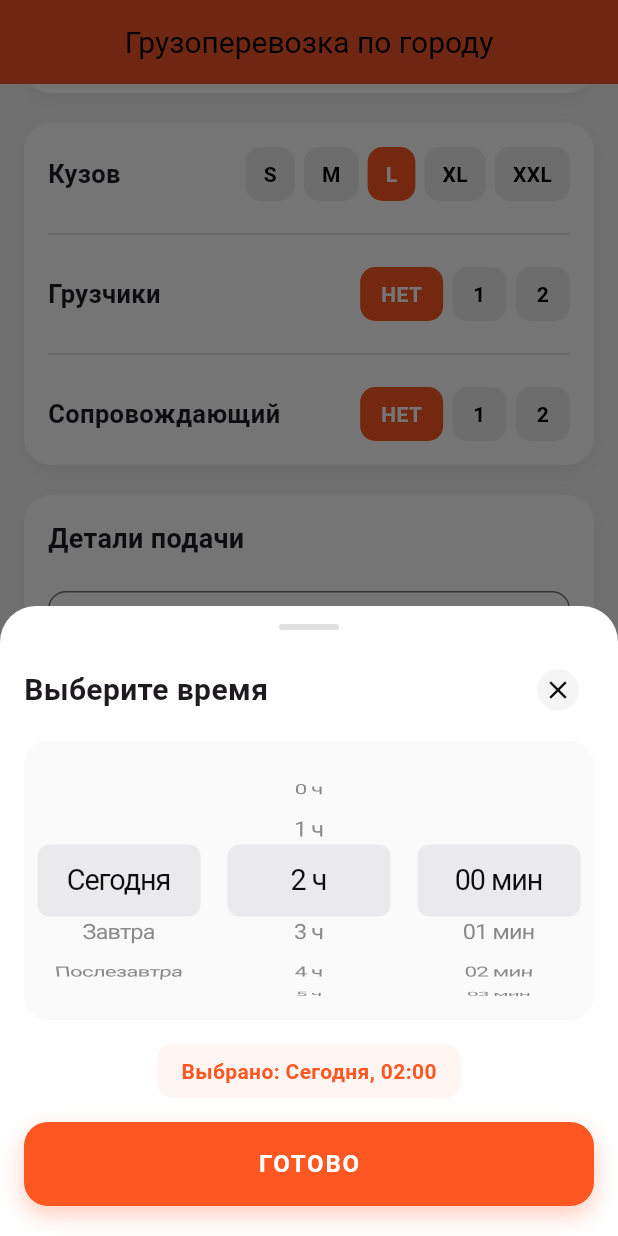
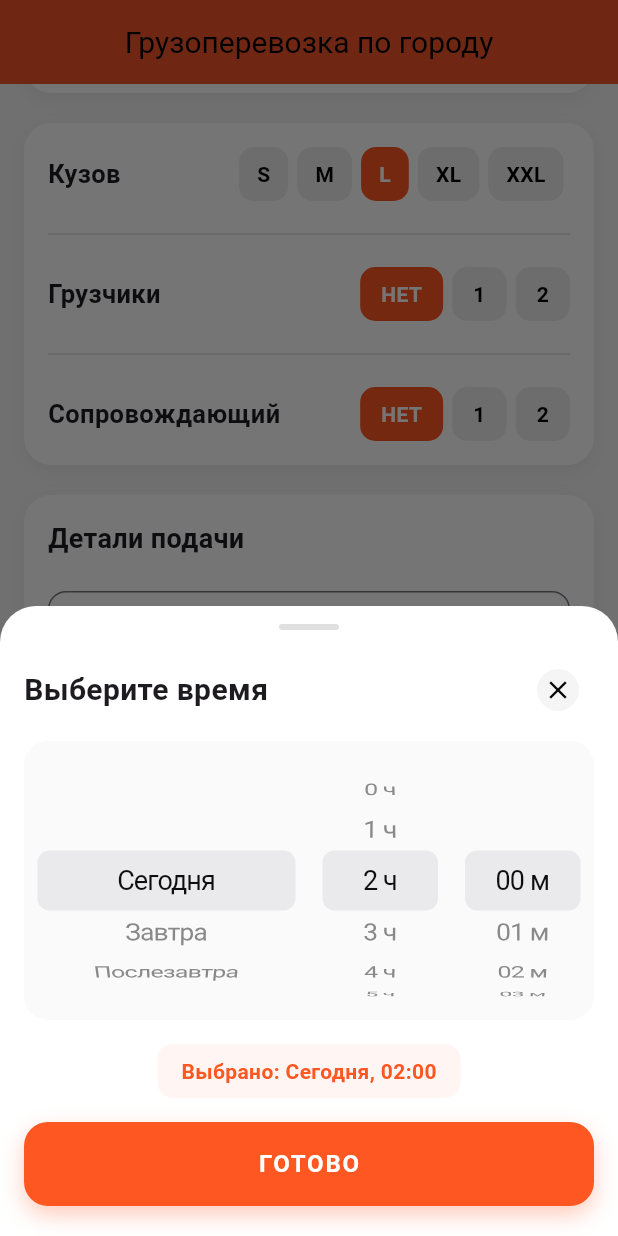
Before and after one commit to Andreyy320/delivery-app-client, a Flutter app: the MejCityCargoDetailsScreen screen opened directly, scrolled down 344 dp, after a tap on "Заказать ко времени", on a phone screen of 412 x 824 dp. Run offline on Flutter 3.47's test engine with Material 3 defaults, Android fonts, the light colour scheme and no system bars; our stand-ins replace cloud_firestore, firebase_auth, firebase_core, firebase_messaging, flutter_local_notifications, flutter_map and 2 more; accounts and stored records are empty.

```diff
--- a/lib/screens/Dostavka/MejGorod.dart
+++ b/lib/screens/Dostavka/MejGorod.dart
@@ -158,7 +158,10 @@ class _MejCityCargoDetailsScreenState extends State<MejCityCargoDetailsScreen> {
                       ),
                       child: Row(
                         children: [
-                          _buildPicker(
+                          // Дни (даем больше места через Expanded flex)
+                          Expanded(
+                            flex: 2, // 🎯 Занимает 50% ширины ряда
+                            child: _buildPicker(
                               initialItem: selectedDayIndex,
                               items: days.map((d) => d).toList(),
                               onChanged: (index) {
@@ -166,7 +169,11 @@ class _MejCityCargoDetailsScreenState extends State<MejCityCargoDetailsScreen> {
                                 setState(() => timeSelected = true);
                               },
                             ),
-                          _buildPicker(
+                          ),
+                          // Часы
+                          Expanded(
+                            flex: 1, // 🎯 Занимает 25%
+                            child: _buildPicker(
                               initialItem: selectedHour,
                               items: List.generate(24, (i) => '$i ч'),
                               onChanged: (index) {
@@ -174,19 +181,23 @@ class _MejCityCargoDetailsScreenState extends State<MejCityCargoDetailsScreen> {
                                 setState(() => timeSelected = true);
                               },
                             ),
-                          _buildPicker(
+                          ),
+                          // Минуты
+                          Expanded(
+                            flex: 1, // 🎯 Занимает 25%
+                            child: _buildPicker(
                               initialItem: selectedMinute,
-                            items: List.generate(60, (i) => '${i.toString().padLeft(2, '0')} мин'),
+                              items: List.generate(60, (i) => '${i.toString().padLeft(2, '0')} м'), // Сократил "мин" до "м" для экономии места
                               onChanged: (index) {
                                 setModalState(() => selectedMinute = index);
                                 setState(() => timeSelected = true);
                               },
                             ),
+                          ),
                         ],
                       ),
                     ),
                   ),
-
                   const SizedBox(height: 16),
 
                   // Текущий выбор
@@ -243,21 +254,27 @@ class _MejCityCargoDetailsScreenState extends State<MejCityCargoDetailsScreen> {
   }
 
 // Вспомогательный метод для чистого кода пикера
-  Widget _buildPicker({required int initialItem, required List<String> items, required ValueChanged<int> onChanged}) {
-    return Expanded(
-      child: CupertinoPicker(
+  Widget _buildPicker({
+    required int initialItem,
+    required List<String> items,
+    required ValueChanged<int> onChanged,
+  }) {
+    return CupertinoPicker(
+      scrollController: FixedExtentScrollController(initialItem: initialItem),
       itemExtent: 40,
-        magnification: 1.2,
-        useMagnifier: true,
-        scrollController: FixedExtentScrollController(initialItem: initialItem),
       onSelectedItemChanged: onChanged,
-        children: items.map((text) => Center(
+      children: items.map((item) => Center(
+        child: Padding(
+          padding: const EdgeInsets.symmetric(horizontal: 4),
+          child: FittedBox( // 🎯 Сжимает текст "Послезавтра", если он всё равно не влез
+            fit: BoxFit.scaleDown,
             child: Text(
-            text,
-            style: const TextStyle(fontSize: 16, fontWeight: FontWeight.w400),
+              item,
+              style: const TextStyle(fontSize: 18),
+            ),
+          ),
         ),
       )).toList(),
-      ),
     );
   }
 
@@ -549,17 +566,29 @@ class _MejCityCargoDetailsScreenState extends State<MejCityCargoDetailsScreen> {
     required String title,
     required List<String> options,
     required String selected,
-    required Function(String) onSelect,
+    required ValueChanged<String> onSelect,
   }) {
     return Row(
       children: [
         Expanded(
-          child: Text(title,
-              style: const TextStyle(fontSize: 17, fontWeight: FontWeight.bold)),
+          flex: 1,
+          child: FittedBox(
+            fit: BoxFit.scaleDown,
+            alignment: Alignment.centerLeft,
+            child: Text(
+                title,
+                style: const TextStyle(fontSize: 17, fontWeight: FontWeight.bold)
             ),
-        Row(
+          ),
+        ),
+        const SizedBox(width: 8),
+        Expanded(
+          flex: 2, // Даем больше места кнопкам выбора
+          child: SingleChildScrollView(
+            scrollDirection: Axis.horizontal,
+            child: Row(
               children: options.map((opt) {
-            final isSelected = opt == selected;
+                bool isSelected = selected == opt;
                 return GestureDetector(
                   onTap: () => onSelect(opt),
                   child: Container(
@@ -572,11 +601,15 @@ class _MejCityCargoDetailsScreenState extends State<MejCityCargoDetailsScreen> {
                     child: Text(
                       opt,
                       style: TextStyle(
-                      color: isSelected ? Colors.white : Colors.black, fontWeight: FontWeight.bold),
+                          color: isSelected ? Colors.white : Colors.black,
+                          fontWeight: FontWeight.bold
+                      ),
                     ),
                   ),
                 );
               }).toList(),
+            ),
+          ),
         ),
       ],
     );
@@ -586,8 +619,16 @@ class _MejCityCargoDetailsScreenState extends State<MejCityCargoDetailsScreen> {
     return Row(
       children: [
         Expanded(
-          child: Text(title, style: const TextStyle(fontSize: 17, fontWeight: FontWeight.bold)),
+          child: FittedBox(
+            fit: BoxFit.scaleDown,
+            alignment: Alignment.centerLeft,
+            child: Text(
+                title,
+                style: const TextStyle(fontSize: 17, fontWeight: FontWeight.bold)
             ),
+          ),
+        ),
+        const SizedBox(width: 8), // Зазор, чтобы текст не лип к кнопкам
         Row(
           children: List.generate(3, (index) {
             final isSelected = value == index;
@@ -602,7 +643,10 @@ class _MejCityCargoDetailsScreenState extends State<MejCityCargoDetailsScreen> {
                 ),
                 child: Text(
                   index == 0 ? 'НЕТ' : index.toString(),
-                  style: TextStyle(color: isSelected ? Colors.white : Colors.black, fontWeight: FontWeight.bold),
+                  style: TextStyle(
+                      color: isSelected ? Colors.white : Colors.black,
+                      fontWeight: FontWeight.bold
+                  ),
                 ),
               ),
             );
@@ -610,8 +654,7 @@ class _MejCityCargoDetailsScreenState extends State<MejCityCargoDetailsScreen> {
         ),
       ],
     );
-  }
-}
+  }}
 
 // ======= Экран выбора локации =======
 class SelectLocationScreen extends StatefulWidget {
```
Also changed, not shown: lib/screens/Dostavka/Gorod.dart (+58 -19 lines), lib/screens/Dostavka/courier_express_screen.dart (+22 -5 lines). Lines whose indentation alone changed are shown as unchanged.
